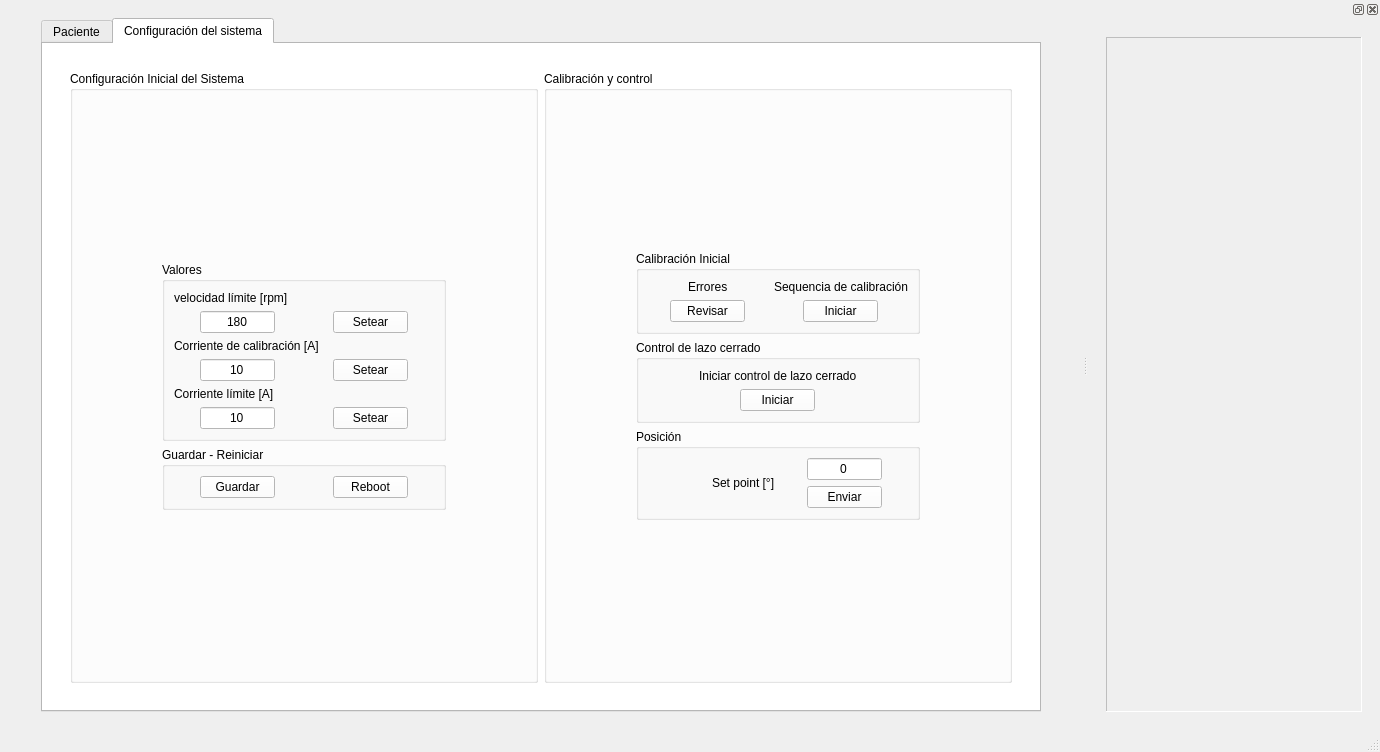
Old version of the form interfaz.ui in the repository dandrue/Interfaz.
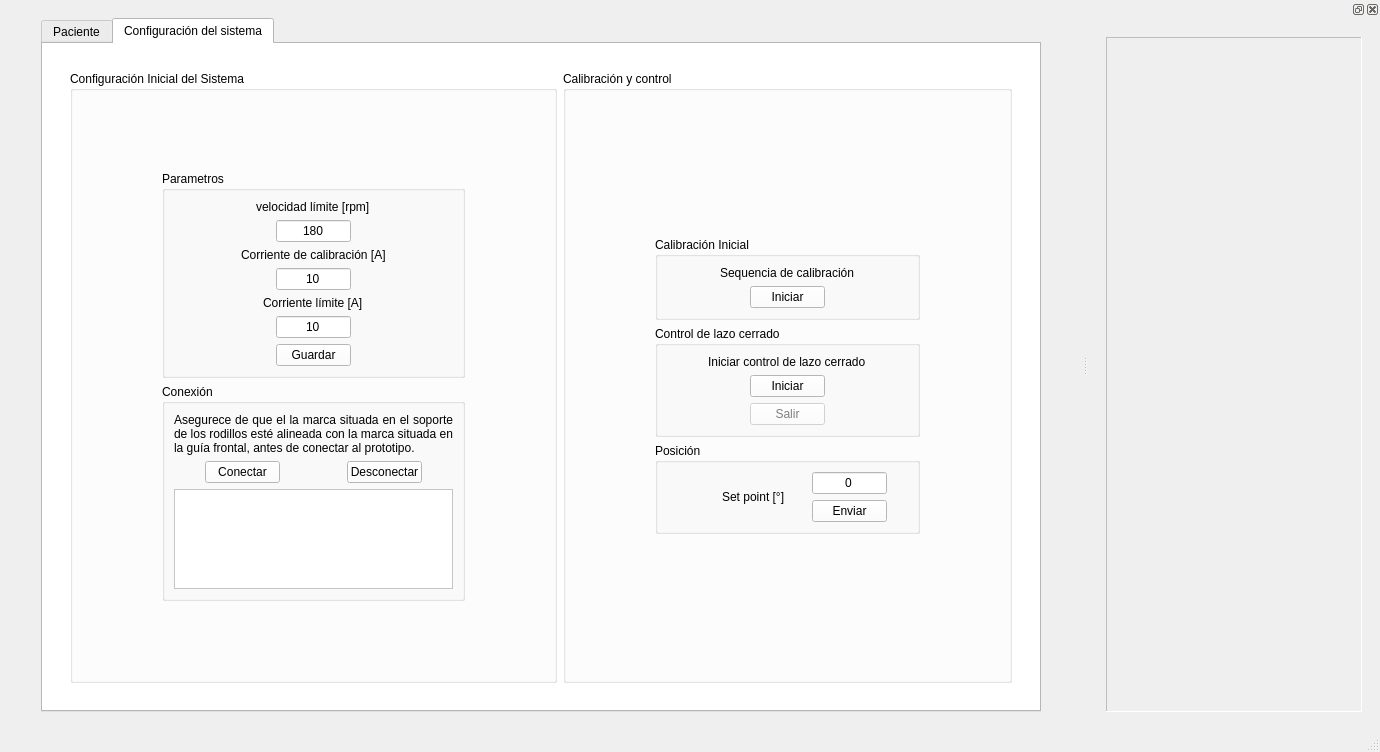
New version of the form. The open tabs and pages were chosen to show the change. Icons and pictures are not drawn.

The edit to the form file:
```diff
--- a/interfaz.ui
+++ b/interfaz.ui
@@ -6033,113 +6033,53 @@
                         <item row="1" column="1">
                          <widget class="QGroupBox" name="groupBox_8">
                           <property name="title">
-                           <string>Valores</string>
+                           <string>Parametros</string>
                           </property>
-                          <layout class="QGridLayout" name="gridLayout_12">
-                           <item row="0" column="1">
-                            <widget class="QLabel" name="label">
-                             <property name="text">
-                              <string>velocidad límite [rpm]</string>
-                             </property>
-                            </widget>
-                           </item>
-                           <item row="1" column="1" alignment="Qt::AlignHCenter">
-                            <widget class="QLineEdit" name="lineEdit">
-                             <property name="sizePolicy">
-                              <sizepolicy hsizetype="Fixed" vsizetype="Fixed">
-                               <horstretch>0</horstretch>
-                               <verstretch>0</verstretch>
-                              </sizepolicy>
-                             </property>
-                             <property name="maximumSize">
-                              <size>
-                               <width>75</width>
-                               <height>75</height>
-                              </size>
-                             </property>
-                             <property name="text">
-                              <string>180</string>
-                             </property>
-                             <property name="alignment">
-                              <set>Qt::AlignCenter</set>
-                             </property>
-                            </widget>
-                           </item>
-                           <item row="1" column="2" alignment="Qt::AlignHCenter">
-                            <widget class="QPushButton" name="pushButton_7">
-                             <property name="sizePolicy">
-                              <sizepolicy hsizetype="Fixed" vsizetype="Fixed">
-                               <horstretch>0</horstretch>
-                               <verstretch>0</verstretch>
-                              </sizepolicy>
-                             </property>
-                             <property name="maximumSize">
-                              <size>
-                               <width>75</width>
-                               <height>16777215</height>
-                              </size>
-                             </property>
-                             <property name="text">
-                              <string>Setear</string>
-                             </property>
-                            </widget>
-                           </item>
-                           <item row="2" column="1" colspan="2">
+                          <layout class="QGridLayout" name="gridLayout_11">
+                           <item row="3" column="0" colspan="2" alignment="Qt::AlignHCenter">
                             <widget class="QLabel" name="label_7">
                              <property name="text">
                               <string>Corriente de calibración [A]</string>
                              </property>
                             </widget>
                            </item>
-                           <item row="3" column="1" alignment="Qt::AlignHCenter">
-                            <widget class="QLineEdit" name="lineEdit_4">
-                             <property name="sizePolicy">
-                              <sizepolicy hsizetype="Fixed" vsizetype="Fixed">
-                               <horstretch>0</horstretch>
-                               <verstretch>0</verstretch>
-                              </sizepolicy>
-                             </property>
-                             <property name="maximumSize">
-                              <size>
-                               <width>75</width>
-                               <height>16777215</height>
-                              </size>
-                             </property>
-                             <property name="text">
-                              <string>10</string>
-                             </property>
-                             <property name="alignment">
-                              <set>Qt::AlignCenter</set>
-                             </property>
-                            </widget>
-                           </item>
-                           <item row="3" column="2" alignment="Qt::AlignHCenter">
-                            <widget class="QPushButton" name="pushButton_9">
-                             <property name="sizePolicy">
-                              <sizepolicy hsizetype="Fixed" vsizetype="Fixed">
-                               <horstretch>0</horstretch>
-                               <verstretch>0</verstretch>
-                              </sizepolicy>
-                             </property>
-                             <property name="maximumSize">
-                              <size>
-                               <width>75</width>
-                               <height>16777215</height>
-                              </size>
-                             </property>
-                             <property name="text">
-                              <string>Setear</string>
-                             </property>
-                            </widget>
-                           </item>
-                           <item row="4" column="1">
+                           <item row="6" column="0" colspan="2" alignment="Qt::AlignHCenter">
                             <widget class="QLabel" name="label_2">
                              <property name="text">
                               <string>Corriente límite [A]</string>
                              </property>
                             </widget>
                            </item>
-                           <item row="5" column="1" alignment="Qt::AlignHCenter">
+                           <item row="2" column="0" colspan="2" alignment="Qt::AlignHCenter">
+                            <widget class="QLineEdit" name="lineEdit">
+                             <property name="sizePolicy">
+                              <sizepolicy hsizetype="Fixed" vsizetype="Fixed">
+                               <horstretch>0</horstretch>
+                               <verstretch>0</verstretch>
+                              </sizepolicy>
+                             </property>
+                             <property name="maximumSize">
+                              <size>
+                               <width>75</width>
+                               <height>75</height>
+                              </size>
+                             </property>
+                             <property name="text">
+                              <string>180</string>
+                             </property>
+                             <property name="alignment">
+                              <set>Qt::AlignCenter</set>
+                             </property>
+                            </widget>
+                           </item>
+                           <item row="0" column="0" colspan="2" alignment="Qt::AlignHCenter">
+                            <widget class="QLabel" name="label">
+                             <property name="text">
+                              <string>velocidad límite [rpm]</string>
+                             </property>
+                            </widget>
+                           </item>
+                           <item row="7" column="0" colspan="2" alignment="Qt::AlignHCenter">
                             <widget class="QLineEdit" name="lineEdit_2">
                              <property name="sizePolicy">
                               <sizepolicy hsizetype="Fixed" vsizetype="Fixed">
@@ -6161,7 +6101,29 @@
                              </property>
                             </widget>
                            </item>
-                           <item row="5" column="2" alignment="Qt::AlignHCenter">
+                           <item row="4" column="0" colspan="2" alignment="Qt::AlignHCenter">
+                            <widget class="QLineEdit" name="lineEdit_4">
+                             <property name="sizePolicy">
+                              <sizepolicy hsizetype="Fixed" vsizetype="Fixed">
+                               <horstretch>0</horstretch>
+                               <verstretch>0</verstretch>
+                              </sizepolicy>
+                             </property>
+                             <property name="maximumSize">
+                              <size>
+                               <width>75</width>
+                               <height>16777215</height>
+                              </size>
+                             </property>
+                             <property name="text">
+                              <string>10</string>
+                             </property>
+                             <property name="alignment">
+                              <set>Qt::AlignCenter</set>
+                             </property>
+                            </widget>
+                           </item>
+                           <item row="8" column="0" colspan="2" alignment="Qt::AlignHCenter">
                             <widget class="QPushButton" name="pushButton_8">
                              <property name="sizePolicy">
                               <sizepolicy hsizetype="Fixed" vsizetype="Fixed">
@@ -6176,7 +6138,7 @@
                               </size>
                              </property>
                              <property name="text">
-                              <string>Setear</string>
+                              <string>Guardar</string>
                              </property>
                             </widget>
                            </item>
@@ -6244,13 +6206,13 @@
                         <item row="2" column="1">
                          <widget class="QGroupBox" name="groupBox_7">
                           <property name="title">
-                           <string>Guardar - Reiniciar</string>
+                           <string>Conexión</string>
                           </property>
-                          <layout class="QGridLayout" name="gridLayout_11">
-                           <item row="0" column="0" alignment="Qt::AlignHCenter">
-                            <widget class="QPushButton" name="pushButton_10">
+                          <layout class="QGridLayout" name="gridLayout_12">
+                           <item row="2" column="0" alignment="Qt::AlignHCenter">
+                            <widget class="QPushButton" name="pushButton_6">
                              <property name="sizePolicy">
-                              <sizepolicy hsizetype="Fixed" vsizetype="Fixed">
+                              <sizepolicy hsizetype="Preferred" vsizetype="Fixed">
                                <horstretch>0</horstretch>
                                <verstretch>0</verstretch>
                               </sizepolicy>
@@ -6261,22 +6223,29 @@
                                <height>16777215</height>
                               </size>
                              </property>
-                             <property name="mouseTracking">
+                             <property name="text">
+                              <string>Conectar</string>
+                             </property>
+                            </widget>
+                           </item>
+                           <item row="0" column="0" colspan="2">
+                            <widget class="QLabel" name="label_93">
+                             <property name="text">
+                              <string>Asegurece de que el la marca situada en el soporte de los rodillos esté alineada con la marca situada en la guía frontal, antes de conectar al prototipo.</string>
+                             </property>
+                             <property name="scaledContents">
                               <bool>false</bool>
                              </property>
-                             <property name="focusPolicy">
-                              <enum>Qt::StrongFocus</enum>
+                             <property name="alignment">
+                              <set>Qt::AlignJustify|Qt::AlignVCenter</set>
                              </property>
-                             <property name="text">
-                              <string extracomment="Guardar configuración en la tarjeta">Guardar</string>
-                             </property>
-                             <property name="shortcut">
-                              <string/>
+                             <property name="wordWrap">
+                              <bool>true</bool>
                              </property>
                             </widget>
                            </item>
-                           <item row="0" column="1" alignment="Qt::AlignHCenter">
-                            <widget class="QPushButton" name="pushButton_11">
+                           <item row="4" column="0" colspan="2">
+                            <widget class="QPlainTextEdit" name="plainTextEdit_6">
                              <property name="sizePolicy">
                               <sizepolicy hsizetype="Fixed" vsizetype="Fixed">
                                <horstretch>0</horstretch>
@@ -6285,12 +6254,28 @@
                              </property>
                              <property name="maximumSize">
                               <size>
+                               <width>300</width>
+                               <height>100</height>
+                              </size>
+                             </property>
+                            </widget>
+                           </item>
+                           <item row="2" column="1" alignment="Qt::AlignHCenter">
+                            <widget class="QPushButton" name="pushButton_7">
+                             <property name="sizePolicy">
+                              <sizepolicy hsizetype="Preferred" vsizetype="Fixed">
+                               <horstretch>0</horstretch>
+                               <verstretch>0</verstretch>
+                              </sizepolicy>
+                             </property>
+                             <property name="maximumSize">
+                              <size>
                                <width>75</width>
                                <height>16777215</height>
                               </size>
                              </property>
                              <property name="text">
-                              <string>Reboot</string>
+                              <string>Desconectar</string>
                              </property>
                             </widget>
                            </item>
@@ -6324,40 +6309,14 @@
                            <string>Calibración Inicial</string>
                           </property>
                           <layout class="QGridLayout" name="gridLayout_7">
-                           <item row="1" column="0" alignment="Qt::AlignHCenter">
-                            <widget class="QPushButton" name="pushButton_6">
-                             <property name="sizePolicy">
-                              <sizepolicy hsizetype="Fixed" vsizetype="Fixed">
-                               <horstretch>0</horstretch>
-                               <verstretch>0</verstretch>
-                              </sizepolicy>
-                             </property>
-                             <property name="maximumSize">
-                              <size>
-                               <width>75</width>
-                               <height>16777215</height>
-                              </size>
-                             </property>
-                             <property name="text">
-                              <string>Revisar</string>
-                             </property>
-                            </widget>
-                           </item>
                            <item row="0" column="0" alignment="Qt::AlignHCenter">
-                            <widget class="QLabel" name="label_6">
-                             <property name="text">
-                              <string>Errores</string>
-                             </property>
-                            </widget>
-                           </item>
-                           <item row="0" column="1" alignment="Qt::AlignHCenter">
                             <widget class="QLabel" name="label_3">
                              <property name="text">
                               <string>Sequencia de calibración</string>
                              </property>
                             </widget>
                            </item>
-                           <item row="1" column="1" alignment="Qt::AlignHCenter">
+                           <item row="1" column="0" alignment="Qt::AlignHCenter">
                             <widget class="QPushButton" name="pushButton">
                              <property name="sizePolicy">
                               <sizepolicy hsizetype="Fixed" vsizetype="Fixed">
@@ -6487,6 +6446,25 @@
                            <string>Control de lazo cerrado</string>
                           </property>
                           <layout class="QGridLayout" name="gridLayout_5">
+                           <item row="2" column="0" alignment="Qt::AlignHCenter">
+                            <widget class="QPushButton" name="pushButton_2">
+                             <property name="sizePolicy">
+                              <sizepolicy hsizetype="Fixed" vsizetype="Fixed">
+                               <horstretch>0</horstretch>
+                               <verstretch>0</verstretch>
+                              </sizepolicy>
+                             </property>
+                             <property name="maximumSize">
+                              <size>
+                               <width>75</width>
+                               <height>16777215</height>
+                              </size>
+                             </property>
+                             <property name="text">
+                              <string>Iniciar</string>
+                             </property>
+                            </widget>
+                           </item>
                            <item row="0" column="0" alignment="Qt::AlignHCenter">
                             <widget class="QLabel" name="label_4">
                              <property name="text">
@@ -6494,8 +6472,11 @@
                              </property>
                             </widget>
                            </item>
-                           <item row="1" column="0" alignment="Qt::AlignHCenter">
-                            <widget class="QPushButton" name="pushButton_2">
+                           <item row="3" column="0" alignment="Qt::AlignHCenter">
+                            <widget class="QPushButton" name="pushButton_33">
+                             <property name="enabled">
+                              <bool>false</bool>
+                             </property>
                              <property name="sizePolicy">
                               <sizepolicy hsizetype="Fixed" vsizetype="Fixed">
                                <horstretch>0</horstretch>
@@ -6509,7 +6490,7 @@
                               </size>
                              </property>
                              <property name="text">
-                              <string>Iniciar</string>
+                              <string>Salir</string>
                              </property>
                             </widget>
                            </item>
```
Left out of the diff: 80 changed lines with no effect on the pictures.
